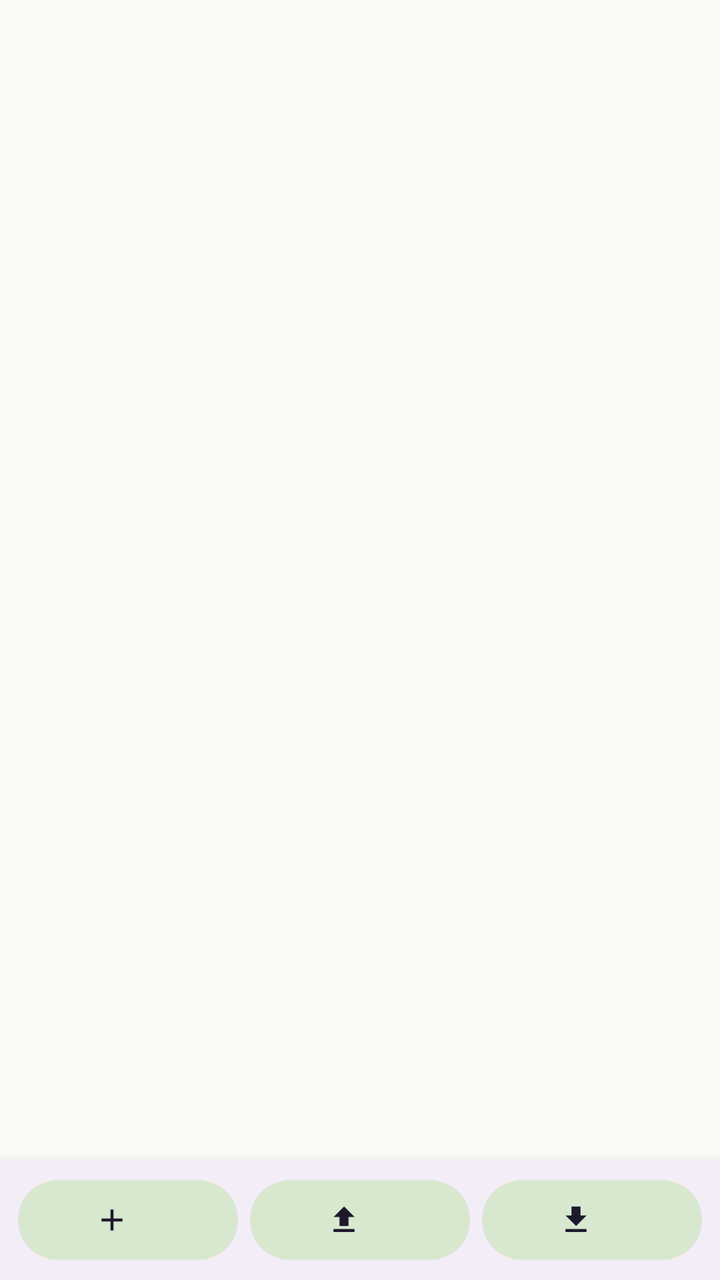
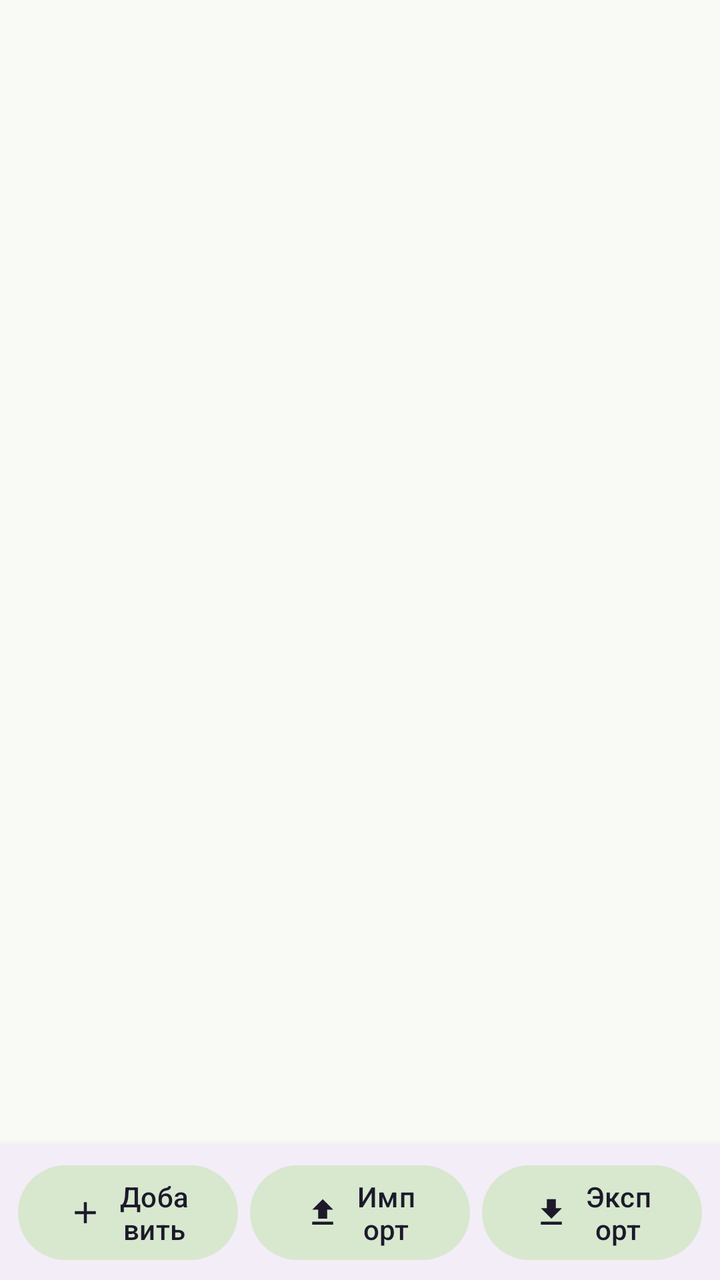

Screens rendered from an Android XML layout before and after an edit, with the pre-edit source and the edit as a unified diff.
<!-- AndroidManifest.xml: application theme Theme.MQTTPanel -->
<!-- res/layout/fragment_connection_list.xml -->
<?xml version="1.0" encoding="utf-8"?>
<LinearLayout xmlns:android="http://schemas.android.com/apk/res/android"
    xmlns:app="http://schemas.android.com/apk/res-auto"
    android:layout_width="match_parent"
    android:layout_height="match_parent"
    android:orientation="vertical">

    <FrameLayout
        android:layout_width="match_parent"
        android:layout_height="0dp"
        android:layout_weight="1">

        <androidx.recyclerview.widget.RecyclerView
            android:id="@+id/recycler_connections"
            android:layout_width="match_parent"
            android:layout_height="match_parent"
            android:clipToPadding="false"
            android:padding="12dp" />

        <TextView
            android:id="@+id/tv_empty"
            android:layout_width="match_parent"
            android:layout_height="wrap_content"
            android:layout_marginTop="48dp"
            android:gravity="center"
            android:padding="32dp"
            android:text="@string/connection_list_empty"
            android:textSize="16sp"
            android:visibility="gone" />

    </FrameLayout>

    <LinearLayout
        android:layout_width="match_parent"
        android:layout_height="wrap_content"
        android:background="?attr/colorSurfaceContainer"
        android:elevation="8dp"
        android:orientation="horizontal"
        android:padding="6dp">

        <com.google.android.material.button.MaterialButton
            android:id="@+id/btn_add"
            style="@style/Widget.Material3.Button.TonalButton.Icon"
            android:layout_width="0dp"
            android:layout_height="wrap_content"
            android:layout_weight="1"
            android:layout_marginHorizontal="3dp"
            android:contentDescription="@string/add_connection"
            app:icon="@drawable/ic_add"
            app:iconGravity="textStart" />

        <com.google.android.material.button.MaterialButton
            android:id="@+id/btn_import"
            style="@style/Widget.Material3.Button.TonalButton.Icon"
            android:layout_width="0dp"
            android:layout_height="wrap_content"
            android:layout_weight="1"
            android:layout_marginHorizontal="3dp"
            android:contentDescription="@string/menu_import"
            app:icon="@drawable/ic_import"
            app:iconGravity="textStart" />

        <com.google.android.material.button.MaterialButton
            android:id="@+id/btn_export"
            style="@style/Widget.Material3.Button.TonalButton.Icon"
            android:layout_width="0dp"
            android:layout_height="wrap_content"
            android:layout_weight="1"
            android:layout_marginHorizontal="3dp"
            android:contentDescription="@string/menu_export"
            app:icon="@drawable/ic_export"
            app:iconGravity="textStart" />

    </LinearLayout>

</LinearLayout>
<!-- resources referenced by this layout -->
<resources>
  <!-- drawable ic_add (drawable) -->
  <?xml version="1.0" encoding="utf-8"?>
  <vector xmlns:android="http://schemas.android.com/apk/res/android"
      android:width="24dp"
      android:height="24dp"
      android:viewportWidth="24"
      android:viewportHeight="24"
      android:tint="?attr/colorControlNormal">
      <path
          android:fillColor="#FF000000"
          android:pathData="M19,13h-6v6h-2v-6H5v-2h6V5h2v6h6v2z" />
  </vector>
  <!-- drawable ic_export (drawable) -->
  <?xml version="1.0" encoding="utf-8"?>
  <vector xmlns:android="http://schemas.android.com/apk/res/android"
      android:width="24dp"
      android:height="24dp"
      android:viewportWidth="24"
      android:viewportHeight="24"
      android:tint="?attr/colorControlNormal">
      <path
          android:fillColor="#FF000000"
          android:pathData="M19,9h-4V3H9v6H5l7,7 7,-7zM5,18v2h14v-2H5z" />
  </vector>
  <!-- drawable ic_import (drawable) -->
  <?xml version="1.0" encoding="utf-8"?>
  <vector xmlns:android="http://schemas.android.com/apk/res/android"
      android:width="24dp"
      android:height="24dp"
      android:viewportWidth="24"
      android:viewportHeight="24"
      android:tint="?attr/colorControlNormal">
      <path
          android:fillColor="#FF000000"
          android:pathData="M9,16h6v-6h4l-7,-7 -7,7h4v6zM5,18h14v2H5v-2z" />
  </vector>
  <string name="add_connection">Добавить</string>
  <string name="connection_list_empty">Нет подключений. Нажмите +, чтобы добавить.</string>
  <string name="menu_export">Экспорт настроек</string>
  <string name="menu_import">Импорт настроек</string>
  <style name="Theme.MQTTPanel" parent="Theme.Material3.Light.NoActionBar">
          <item name="colorPrimary">@color/md_theme_primary</item>
          <item name="colorOnPrimary">@color/md_theme_onPrimary</item>
          <item name="colorPrimaryContainer">@color/md_theme_primaryContainer</item>
          <item name="colorSecondary">@color/md_theme_secondary</item>
          <item name="colorOnSecondary">@color/md_theme_onSecondary</item>
          <item name="colorSecondaryContainer">@color/md_theme_secondaryContainer</item>
          <item name="android:colorBackground">@color/md_theme_surface</item>
          <item name="colorSurface">@color/md_theme_surface</item>
          <item name="colorOnSurface">@color/md_theme_onSurface</item>
          <item name="colorError">@color/md_theme_error</item>
          <item name="android:statusBarColor">?attr/colorPrimaryContainer</item>
      </style>
  <color name="md_theme_primary">#386A36</color>
  <color name="md_theme_onPrimary">#FFFFFF</color>
  <color name="md_theme_primaryContainer">#B9F3B2</color>
  <color name="md_theme_secondary">#54634F</color>
  <color name="md_theme_onSecondary">#FFFFFF</color>
  <color name="md_theme_secondaryContainer">#D7E8CF</color>
  <color name="md_theme_surface">#F9FAF6</color>
  <color name="md_theme_onSurface">#191C1A</color>
  <color name="md_theme_error">#BA1A1A</color>
</resources>

<!-- the commit's change to res/layout/fragment_connection_list.xml (unified diff, before → after) -->
@@ -40,33 +40,36 @@
 
         <com.google.android.material.button.MaterialButton
             android:id="@+id/btn_add"
-            style="@style/Widget.Material3.Button.TonalButton.Icon"
+            style="@style/Widget.Material3.Button.TonalButton"
             android:layout_width="0dp"
             android:layout_height="wrap_content"
             android:layout_weight="1"
             android:layout_marginHorizontal="3dp"
+            android:text="@string/btn_add"
             android:contentDescription="@string/add_connection"
             app:icon="@drawable/ic_add"
             app:iconGravity="textStart" />
 
         <com.google.android.material.button.MaterialButton
             android:id="@+id/btn_import"
-            style="@style/Widget.Material3.Button.TonalButton.Icon"
+            style="@style/Widget.Material3.Button.TonalButton"
             android:layout_width="0dp"
             android:layout_height="wrap_content"
             android:layout_weight="1"
             android:layout_marginHorizontal="3dp"
+            android:text="@string/btn_import"
             android:contentDescription="@string/menu_import"
             app:icon="@drawable/ic_import"
             app:iconGravity="textStart" />
 
         <com.google.android.material.button.MaterialButton
             android:id="@+id/btn_export"
-            style="@style/Widget.Material3.Button.TonalButton.Icon"
+            style="@style/Widget.Material3.Button.TonalButton"
             android:layout_width="0dp"
             android:layout_height="wrap_content"
             android:layout_weight="1"
             android:layout_marginHorizontal="3dp"
+            android:text="@string/btn_export"
             android:contentDescription="@string/menu_export"
             app:icon="@drawable/ic_export"
             app:iconGravity="textStart" />
<!-- resource entries referenced after the edit -->
@@ -37,6 +37,9 @@
           android:pathData="M9,16h6v-6h4l-7,-7 -7,7h4v6zM5,18h14v2H5v-2z" />
   </vector>
   <string name="add_connection">Добавить</string>
+  <string name="btn_add">Добавить</string>
+  <string name="btn_export">Экспорт</string>
+  <string name="btn_import">Импорт</string>
   <string name="connection_list_empty">Нет подключений. Нажмите +, чтобы добавить.</string>
   <string name="menu_export">Экспорт настроек</string>
   <string name="menu_import">Импорт настроек</string>
